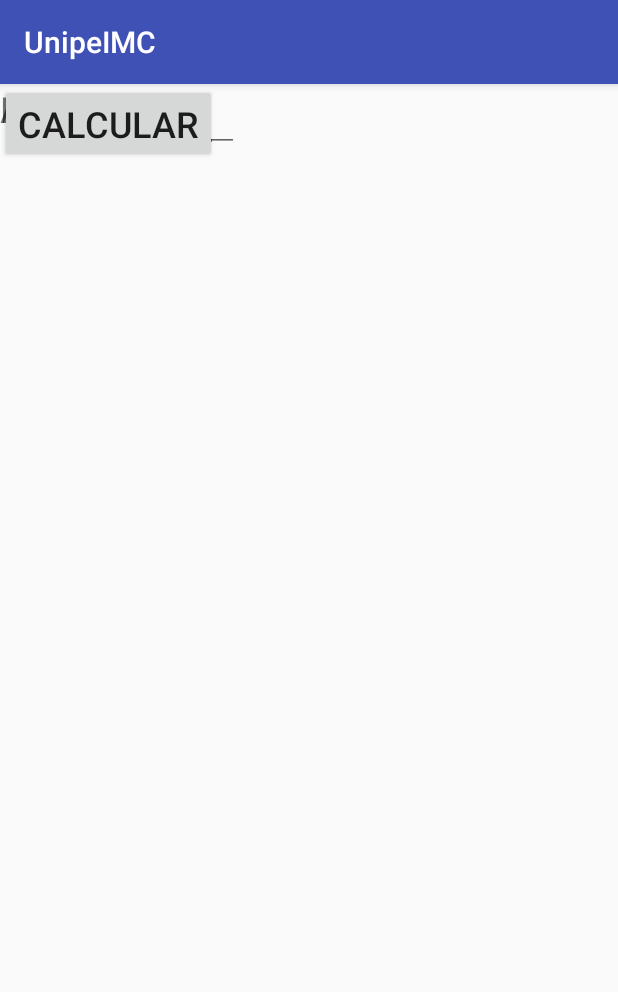
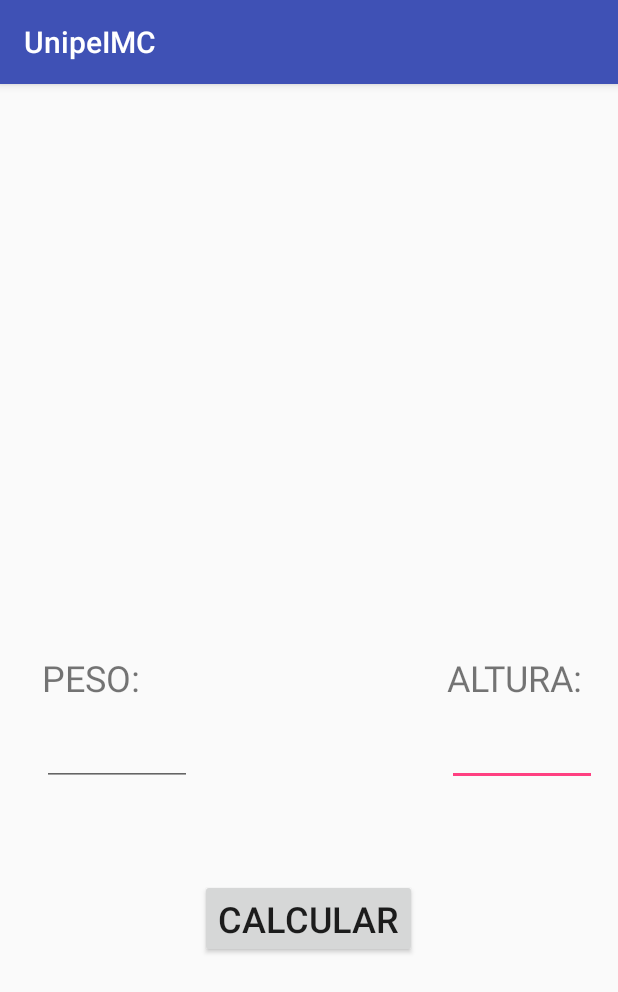
Before and after one commit to OKivuu/unipe-2018-imc, an Android app: the MainActivity screen opened directly, with no data from a screen before it, on a phone screen of 412 x 824 dp. Shown: the top 992 px of the screen. Run offline under Robolectric (Android 15) with nearby library versions, the phone set to English and light mode, and no system bars.

Commit message:
Modificando layout para Relative

```diff
--- a/app/src/main/res/layout/activity_main.xml
+++ b/app/src/main/res/layout/activity_main.xml
@@ -1,53 +1,64 @@
 <?xml version="1.0" encoding="utf-8"?>
-<android.support.constraint.ConstraintLayout xmlns:android="http://schemas.android.com/apk/res/android"
+<RelativeLayout xmlns:android="http://schemas.android.com/apk/res/android"
     xmlns:app="http://schemas.android.com/apk/res-auto"
     xmlns:tools="http://schemas.android.com/tools"
     android:layout_width="match_parent"
     android:layout_height="match_parent"
     tools:context="com.example.wkivi.unipeimc.MainActivity">
 
-    <EditText
-        android:id="@+id/editTextPeso"
-        android:layout_width="145dp"
-        android:layout_height="wrap_content"
-        android:ems="10"
-        android:inputType="textPersonName"
-        tools:layout_editor_absoluteX="16dp"
-        tools:layout_editor_absoluteY="118dp" />
-
-    <EditText
-        android:id="@+id/editTextAltura"
-        android:layout_width="159dp"
-        android:layout_height="wrap_content"
-        android:ems="10"
-        android:inputType="textPersonName"
-        tools:layout_editor_absoluteX="209dp"
-        tools:layout_editor_absoluteY="118dp" />
 
     <TextView
         android:id="@+id/textViewPeso"
         android:layout_width="96dp"
         android:layout_height="43dp"
+        android:layout_above="@+id/editTextPeso"
+        android:layout_alignLeft="@+id/editTextPeso"
+        android:layout_alignStart="@+id/editTextPeso"
         android:text="PESO:"
-        android:textSize="24sp"
-        tools:layout_editor_absoluteX="16dp"
-        tools:layout_editor_absoluteY="75dp" />
+        android:textSize="24sp" />
+
+    <EditText
+        android:id="@+id/editTextAltura"
+        android:layout_width="100dp"
+        android:layout_height="wrap_content"
+        android:layout_alignBaseline="@+id/editTextPeso"
+        android:layout_alignBottom="@+id/editTextPeso"
+        android:layout_alignParentEnd="true"
+        android:layout_alignParentRight="true"
+        android:layout_marginEnd="14dp"
+        android:layout_marginRight="14dp"
+        android:inputType="numberDecimal" />
+
+    <Button
+        android:id="@+id/buttonCalcular"
+        android:layout_width="wrap_content"
+        android:layout_height="wrap_content"
+        android:layout_alignParentBottom="true"
+        android:layout_centerHorizontal="true"
+        android:layout_marginBottom="185dp"
+        android:text="CALCULAR"
+        android:textSize="24sp" />
+
+    <EditText
+        android:id="@+id/editTextPeso"
+        android:layout_width="100dp"
+        android:layout_height="wrap_content"
+        android:layout_above="@+id/buttonCalcular"
+        android:layout_alignParentLeft="true"
+        android:layout_alignParentStart="true"
+        android:layout_marginBottom="62dp"
+        android:layout_marginLeft="28dp"
+        android:layout_marginStart="28dp"
+        android:inputType="numberDecimal" />
 
     <TextView
         android:id="@+id/textViewAltura"
         android:layout_width="112dp"
         android:layout_height="43dp"
+        android:layout_above="@+id/editTextAltura"
+        android:layout_alignLeft="@+id/editTextAltura"
+        android:layout_alignStart="@+id/editTextAltura"
         android:text="ALTURA:"
-        android:textSize="24sp"
-        tools:layout_editor_absoluteX="209dp"
-        tools:layout_editor_absoluteY="75dp" />
+        android:textSize="24sp" />
 
-    <Button
-        android:id="@+id/buttonCalcular"
-        android:layout_width="wrap_content"
-        android:layout_height="wrap_content"
-        android:text="CALCULAR"
-        android:textSize="24sp"
-        tools:layout_editor_absoluteX="120dp"
-        tools:layout_editor_absoluteY="200dp" />
-</android.support.constraint.ConstraintLayout>
+</RelativeLayout>
```
